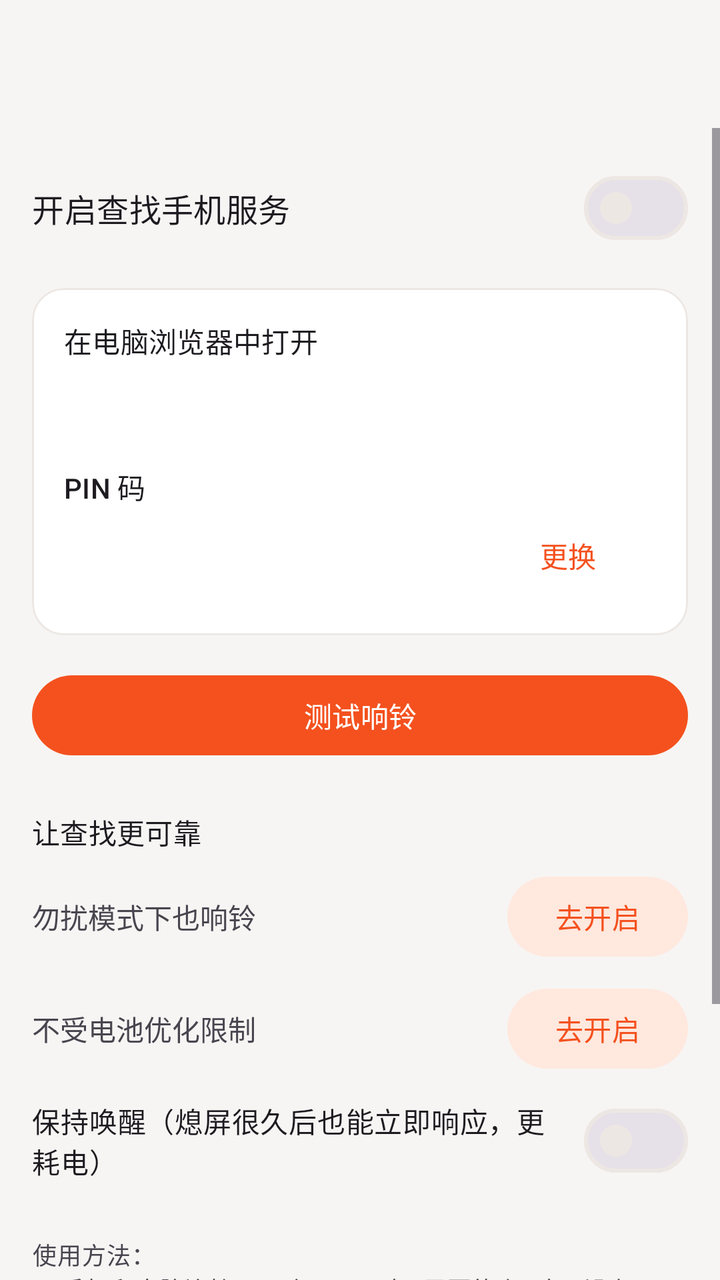
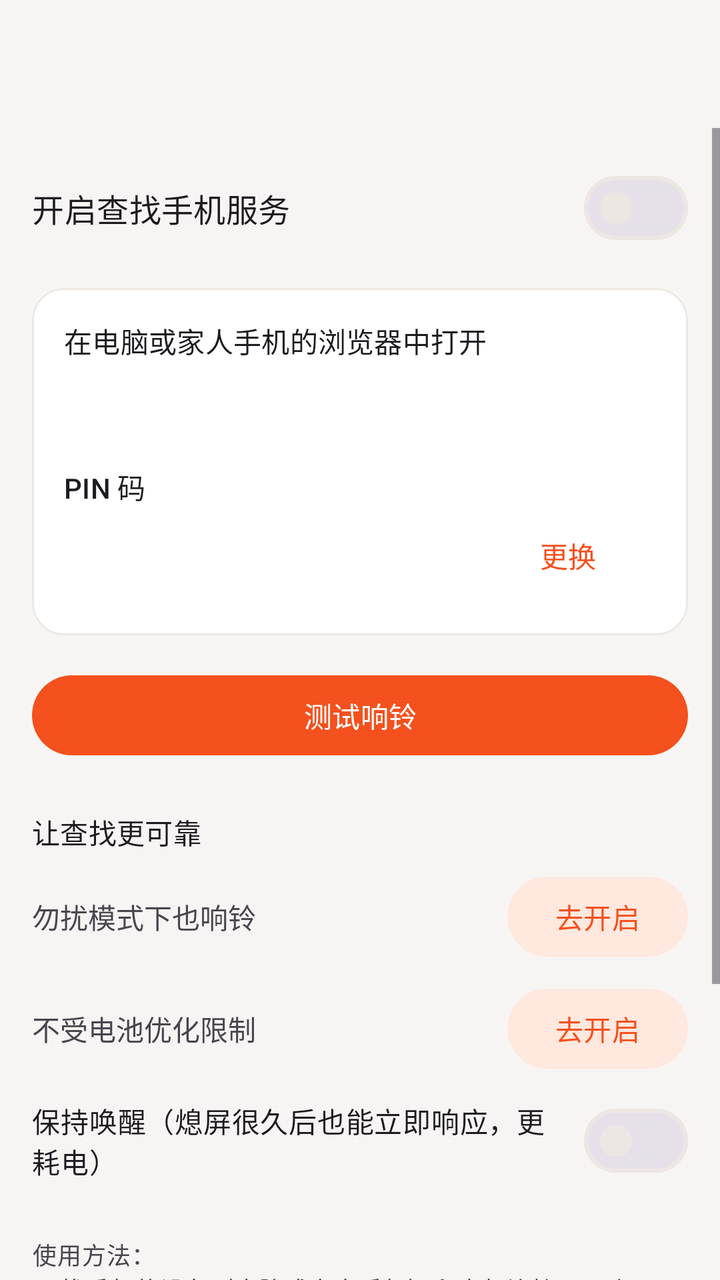

An Android layout rendered at two revisions. The XML below is the earlier revision; the diff shows what the commit changed to produce the second picture.
<!-- AndroidManifest.xml: application theme Theme.Reminder -->
<!-- res/layout/activity_find_phone.xml -->
<?xml version="1.0" encoding="utf-8"?>
<LinearLayout xmlns:android="http://schemas.android.com/apk/res/android"
    android:layout_width="match_parent"
    android:layout_height="match_parent"
    android:background="@color/bg"
    android:orientation="vertical">

    <com.google.android.material.appbar.MaterialToolbar
        android:id="@+id/toolbar"
        android:layout_width="match_parent"
        android:layout_height="?attr/actionBarSize" />

<ScrollView
    android:layout_width="match_parent"
    android:layout_height="0dp"
    android:layout_weight="1">

    <LinearLayout
        android:layout_width="match_parent"
        android:layout_height="wrap_content"
        android:orientation="vertical"
        android:padding="16dp">

        <com.google.android.material.materialswitch.MaterialSwitch
            android:id="@+id/serviceSwitch"
            android:layout_width="match_parent"
            android:layout_height="wrap_content"
            android:text="@string/fp_enable"
            android:textAppearance="?attr/textAppearanceTitleMedium" />

        
        <com.google.android.material.card.MaterialCardView
            android:layout_width="match_parent"
            android:layout_height="wrap_content"
            android:layout_marginTop="16dp">

            <LinearLayout
                android:layout_width="match_parent"
                android:layout_height="wrap_content"
                android:orientation="vertical"
                android:padding="16dp">

                <TextView
                    android:layout_width="wrap_content"
                    android:layout_height="wrap_content"
                    android:text="@string/fp_label_address"
                    android:textAppearance="?attr/textAppearanceLabelLarge" />

                <TextView
                    android:id="@+id/address"
                    android:layout_width="wrap_content"
                    android:layout_height="wrap_content"
                    android:layout_marginTop="4dp"
                    android:textAppearance="?attr/textAppearanceHeadlineSmall"
                    android:textIsSelectable="true" />

                <TextView
                    android:layout_width="wrap_content"
                    android:layout_height="wrap_content"
                    android:layout_marginTop="16dp"
                    android:text="@string/fp_label_pin"
                    android:textAppearance="?attr/textAppearanceLabelLarge" />

                <LinearLayout
                    android:layout_width="match_parent"
                    android:layout_height="wrap_content"
                    android:gravity="center_vertical"
                    android:orientation="horizontal">

                    <TextView
                        android:id="@+id/pin"
                        android:layout_width="0dp"
                        android:layout_height="wrap_content"
                        android:layout_weight="1"
                        android:letterSpacing="0.2"
                        android:textAppearance="?attr/textAppearanceHeadlineMedium" />

                    <com.google.android.material.button.MaterialButton
                        android:id="@+id/resetPin"
                        style="@style/Widget.Material3.Button.TextButton"
                        android:layout_width="wrap_content"
                        android:layout_height="wrap_content"
                        android:text="@string/fp_reset_pin" />
                </LinearLayout>
            </LinearLayout>
        </com.google.android.material.card.MaterialCardView>

        <com.google.android.material.button.MaterialButton
            android:id="@+id/testRing"
            android:layout_width="match_parent"
            android:layout_height="wrap_content"
            android:layout_marginTop="16dp"
            android:text="@string/fp_test_ring" />

        
        <TextView
            android:layout_width="wrap_content"
            android:layout_height="wrap_content"
            android:layout_marginTop="24dp"
            android:text="@string/fp_label_reliability"
            android:textAppearance="?attr/textAppearanceTitleSmall" />

        <LinearLayout
            android:layout_width="match_parent"
            android:layout_height="wrap_content"
            android:layout_marginTop="8dp"
            android:gravity="center_vertical"
            android:orientation="horizontal">

            <TextView
                android:layout_width="0dp"
                android:layout_height="wrap_content"
                android:layout_weight="1"
                android:text="@string/fp_dnd" />

            <TextView
                android:id="@+id/dndStatus"
                android:layout_width="wrap_content"
                android:layout_height="wrap_content"
                android:layout_marginEnd="8dp" />

            <com.google.android.material.button.MaterialButton
                android:id="@+id/dndButton"
                style="@style/Widget.Material3.Button.TonalButton"
                android:layout_width="wrap_content"
                android:layout_height="wrap_content"
                android:text="@string/fp_grant" />
        </LinearLayout>

        <LinearLayout
            android:layout_width="match_parent"
            android:layout_height="wrap_content"
            android:layout_marginTop="8dp"
            android:gravity="center_vertical"
            android:orientation="horizontal">

            <TextView
                android:layout_width="0dp"
                android:layout_height="wrap_content"
                android:layout_weight="1"
                android:text="@string/fp_battery" />

            <TextView
                android:id="@+id/batteryStatus"
                android:layout_width="wrap_content"
                android:layout_height="wrap_content"
                android:layout_marginEnd="8dp" />

            <com.google.android.material.button.MaterialButton
                android:id="@+id/batteryButton"
                style="@style/Widget.Material3.Button.TonalButton"
                android:layout_width="wrap_content"
                android:layout_height="wrap_content"
                android:text="@string/fp_grant" />
        </LinearLayout>

        <com.google.android.material.materialswitch.MaterialSwitch
            android:id="@+id/keepAwakeSwitch"
            android:layout_width="match_parent"
            android:layout_height="wrap_content"
            android:layout_marginTop="8dp"
            android:text="@string/fp_keep_awake" />

        <TextView
            android:layout_width="match_parent"
            android:layout_height="wrap_content"
            android:layout_marginTop="24dp"
            android:text="@string/fp_help"
            android:textAppearance="?attr/textAppearanceBodySmall" />
    </LinearLayout>
</ScrollView>
</LinearLayout>
<!-- resources referenced by this layout -->
<resources>
  <color name="bg">#F7F5F3</color>
  <string name="fp_battery">不受电池优化限制</string>
  <string name="fp_dnd">勿扰模式下也响铃</string>
  <string name="fp_enable">开启查找手机服务</string>
  <string name="fp_grant">去开启</string>
  <string name="fp_help">使用方法：\n1. 手机和电脑连接同一个 Wi‑Fi（不需要能上网）；没有 Wi‑Fi 时，也可以让电脑连接手机热点。\n2. 在电脑上打开工程里的 laptop/查找手机.html，输入上面的 PIN 码，点“让手机响铃”。网页会自动扫描局域网找到手机并记住地址，所以找不到手机时不需要知道它的地址。\n3. 建议在路由器后台给本机分配固定 IP（DHCP 静态分配），地址永远不变，查找最快。\n\n小米、华为、OPPO、vivo 等手机还需在系统设置中允许本应用“自启动”和“后台运行”。</string>
  <string name="fp_keep_awake">保持唤醒（熄屏很久后也能立即响应，更耗电）</string>
  <string name="fp_label_address">在电脑浏览器中打开</string>
  <string name="fp_label_pin">PIN 码</string>
  <string name="fp_label_reliability">让查找更可靠</string>
  <string name="fp_reset_pin">更换</string>
  <string name="fp_test_ring">测试响铃</string>
  <color name="accent">#F4511E</color>
  <color name="on_accent">#FFFFFF</color>
  <color name="accent_container">#FFE8DE</color>
  <color name="surface">#FFFFFF</color>
  <color name="text_primary">#1A1614</color>
  <color name="text_secondary">#93897F</color>
  <color name="outline">#EDE7E3</color>
  <style name="Widget.Reminder.Card" parent="Widget.Material3.CardView.Outlined">
          <item name="cardCornerRadius">16dp</item>
          <item name="cardElevation">0dp</item>
          <item name="strokeColor">@color/outline</item>
          <item name="strokeWidth">1dp</item>
          <item name="cardBackgroundColor">@color/surface</item>
      </style>
  <style name="Widget.Reminder.TextInput" parent="Widget.Material3.TextInputLayout.OutlinedBox">
          <item name="boxCornerRadiusTopStart">12dp</item>
          <item name="boxCornerRadiusTopEnd">12dp</item>
          <item name="boxCornerRadiusBottomStart">12dp</item>
          <item name="boxCornerRadiusBottomEnd">12dp</item>
          <item name="boxBackgroundColor">@color/surface</item>
      </style>
  <style name="Widget.Reminder.Toolbar" parent="Widget.Material3.Toolbar">
          <item name="android:background">@color/bg</item>
          <item name="titleCentered">true</item>
          <item name="titleTextAppearance">@style/TextAppearance.Reminder.ToolbarTitle</item>
      </style>
  <style name="TextAppearance.Reminder.ToolbarTitle" parent="TextAppearance.Material3.TitleLarge">
          <item name="android:textStyle">bold</item>
          <item name="android:textSize">18sp</item>
      </style>
  <!-- unchanged entries left out for length: 1 -->
</resources>

<!-- the commit's change to res/layout/activity_find_phone.xml (unified diff, before → after) -->
@@ -82,6 +82,69 @@
                         android:layout_height="wrap_content"
                         android:text="@string/fp_reset_pin" />
                 </LinearLayout>
+
+                
+                <LinearLayout
+                    android:id="@+id/qrSection"
+                    android:layout_width="match_parent"
+                    android:layout_height="wrap_content"
+                    android:layout_marginTop="16dp"
+                    android:gravity="center_horizontal"
+                    android:orientation="vertical"
+                    android:visibility="gone">
+
+                    <View
+                        android:layout_width="match_parent"
+                        android:layout_height="1dp"
+                        android:layout_marginBottom="16dp"
+                        android:background="@color/outline" />
+
+                    <TextView
+                        android:layout_width="wrap_content"
+                        android:layout_height="wrap_content"
+                        android:text="@string/fp_qr_title"
+                        android:textAppearance="@style/TextAppearance.Reminder.StatLabel" />
+
+                    
+                    <ImageView
+                        android:id="@+id/qrImage"
+                        android:layout_width="210dp"
+                        android:layout_height="210dp"
+                        android:layout_marginTop="12dp"
+                        android:background="#FFFFFF"
+                        android:contentDescription="@string/fp_qr_title"
+                        android:padding="8dp" />
+
+                    <TextView
+                        android:layout_width="match_parent"
+                        android:layout_height="wrap_content"
+                        android:layout_marginTop="10dp"
+                        android:gravity="center"
+                        android:text="@string/fp_qr_hint"
+                        android:textColor="@color/text_secondary"
+                        android:textSize="13sp" />
+
+                    <LinearLayout
+                        android:layout_width="wrap_content"
+                        android:layout_height="wrap_content"
+                        android:layout_marginTop="8dp"
+                        android:orientation="horizontal">
+
+                        <com.google.android.material.button.MaterialButton
+                            android:id="@+id/copyLink"
+                            style="@style/Widget.Material3.Button.TextButton"
+                            android:layout_width="wrap_content"
+                            android:layout_height="wrap_content"
+                            android:text="@string/fp_copy_link" />
+
+                        <com.google.android.material.button.MaterialButton
+                            android:id="@+id/shareLink"
+                            style="@style/Widget.Material3.Button.TextButton"
+                            android:layout_width="wrap_content"
+                            android:layout_height="wrap_content"
+                            android:text="@string/fp_share_link" />
+                    </LinearLayout>
+                </LinearLayout>
             </LinearLayout>
         </com.google.android.material.card.MaterialCardView>
 
<!-- resource entries referenced after the edit -->
@@ -2,16 +2,24 @@
 <resources>
   <color name="bg">#F7F5F3</color>
   <string name="fp_battery">不受电池优化限制</string>
+  <string name="fp_copy_link">复制链接</string>
   <string name="fp_dnd">勿扰模式下也响铃</string>
   <string name="fp_enable">开启查找手机服务</string>
   <string name="fp_grant">去开启</string>
-  <string name="fp_help">使用方法：\n1. 手机和电脑连接同一个 Wi‑Fi（不需要能上网）；没有 Wi‑Fi 时，也可以让电脑连接手机热点。\n2. 在电脑上打开工程里的 laptop/查找手机.html，输入上面的 PIN 码，点“让手机响铃”。网页会自动扫描局域网找到手机并记住地址，所以找不到手机时不需要知道它的地址。\n3. 建议在路由器后台给本机分配固定 IP（DHCP 静态分配），地址永远不变，查找最快。\n\n小米、华为、OPPO、vivo 等手机还需在系统设置中允许本应用“自启动”和“后台运行”。</string>
+  <string name="fp_help">使用方法：\n1. 找手机的设备（电脑或家人手机）和本机连接同一个 Wi‑Fi（路由器不需要能上网）。\n2. 家人手机：扫上面的二维码，打开后“添加到主屏幕”，以后点图标即可。电脑：用手机扫码后把链接发到电脑并收藏；或使用工程里的 laptop/查找手机.html，它能自动扫描局域网找到本机。\n3. 强烈建议在路由器后台给本机绑定固定 IP（DHCP 静态分配），否则 IP 变了需要重新扫码。\n\n小米、华为、OPPO、vivo 等手机还需在系统设置中允许本应用“自启动”和“后台运行”。</string>
   <string name="fp_keep_awake">保持唤醒（熄屏很久后也能立即响应，更耗电）</string>
-  <string name="fp_label_address">在电脑浏览器中打开</string>
+  <string name="fp_label_address">在电脑或家人手机的浏览器中打开</string>
   <string name="fp_label_pin">PIN 码</string>
   <string name="fp_label_reliability">让查找更可靠</string>
+  <string name="fp_qr_hint">家人连上家里的 Wi‑Fi，用手机相机扫这个码，就能打开找手机页面（PIN 已自动填好）。打开后在浏览器菜单里选“添加到主屏幕”，以后点桌面图标就能让这部手机响铃。</string>
+  <string name="fp_qr_title">家人扫码找手机</string>
   <string name="fp_reset_pin">更换</string>
+  <string name="fp_share_link">发给家人</string>
   <string name="fp_test_ring">测试响铃</string>
+  <style name="TextAppearance.Reminder.StatLabel" parent="TextAppearance.Material3.TitleSmall">
+          <item name="android:textColor">@color/text_primary</item>
+          <item name="android:textStyle">bold</item>
+      </style>
   <color name="accent">#F4511E</color>
   <color name="on_accent">#FFFFFF</color>
   <color name="accent_container">#FFE8DE</color>
